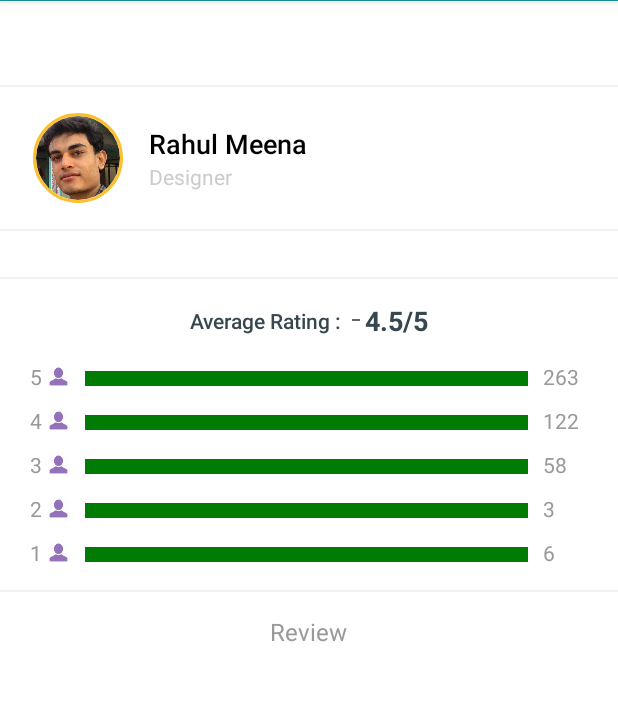
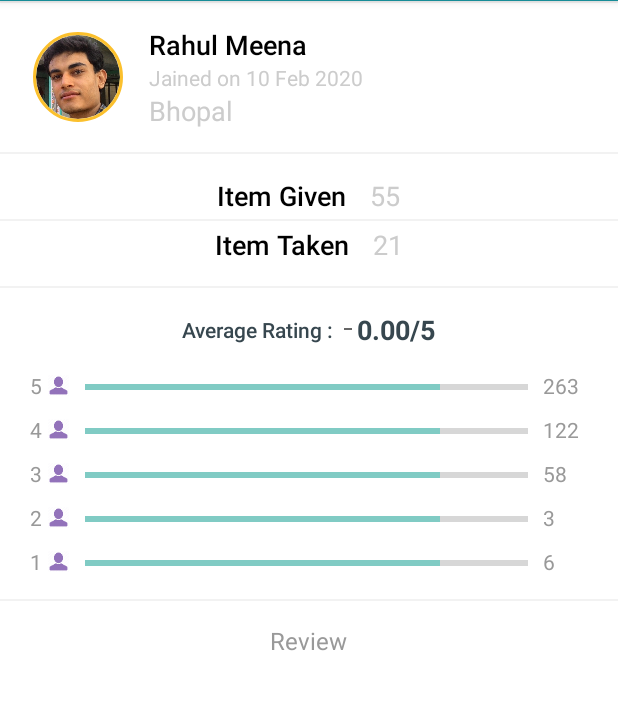
Before and after one commit to imok1948/GeemApp, an Android app: the ActivityShowUserProfile screen opened directly, with no data from a screen before it, on a phone screen of 412 x 824 dp, the part 83-793 px from its top. Run offline under Robolectric (Android 15) with nearby library versions, the phone set to English and light mode, and no system bars; our stand-ins replace Firebase (no records; nobody signed in at launch, a user with empty details on screens opened directly); libraries missing offline, so code that uses them is left out: com.mikhaellopez.circularimageview; plain views replace CircularImageView; pictures from the network do not load; Roboto replaces fonts that are not available here; 24 statements that could not run were skipped.

Commit message:
Added user profile with rating. But reviews left

```diff
--- a/app/src/main/java/com/example/geem/activities/ActivityShowUserProfile.java
+++ b/app/src/main/java/com/example/geem/activities/ActivityShowUserProfile.java
@@ -1,18 +1,168 @@
 package com.example.geem.activities;
 
+import androidx.annotation.NonNull;
 import androidx.appcompat.app.AppCompatActivity;
+import androidx.recyclerview.widget.RecyclerView;
 
 import android.os.Bundle;
+import android.util.Log;
+import android.widget.ProgressBar;
+import android.widget.TextView;
 
+import com.bumptech.glide.Glide;
 import com.example.geem.R;
+import com.example.geem.extra.TimeDetails;
+import com.example.geem.extra.Variables;
+import com.example.geem.fragments.browse.notifications.DummyTemplate;
+import com.google.android.gms.tasks.OnCompleteListener;
+import com.google.android.gms.tasks.Task;
+import com.google.firebase.firestore.DocumentSnapshot;
+import com.google.firebase.firestore.FirebaseFirestore;
+import com.mikhaellopez.circularimageview.CircularImageView;
+
+import java.util.List;
 
 public class ActivityShowUserProfile extends AppCompatActivity
 {
+
+ private static final String TAG = "ActivityShowUserProfile";
+
+ //Views
+ private CircularImageView image;
+ private TextView name, joiningDate, city, totalItemTaken, totalItemGiven, averageRating, oneStarCount, twoStarCount, threeStarCount, fourStarCount, fiveStarCount;
+ private ProgressBar oneStarRating, twoStarRating, threeStarRating, fourStarRating, fiveStarRating;
+ private RecyclerView recyclerView;
+
+
+ //Firebase
+ private static final String PROFILE_COLLECTION_NAME = "dummy_profiles_do_not_delete";
 
  @Override
  protected void onCreate(Bundle savedInstanceState)
  {
   super.onCreate(savedInstanceState);
   setContentView(R.layout.activity_show_user_profile);
+  init();
+
+  String userId = "Eaw3iPx39HUyNp1DlCsU7NLcUuL2";
+
+  if(getIntent().getStringExtra(Variables.OTHER_ID) != null)
+  {
+   userId = getIntent().getStringExtra(Variables.OTHER_ID);
+  }
+
+  initializeFirebase(userId);
+ }
+
+ private void initializeFirebase(String userId)
+ {
+  FirebaseFirestore.getInstance().collection(PROFILE_COLLECTION_NAME).document(userId).get().addOnCompleteListener(new OnCompleteListener<DocumentSnapshot>()
+  {
+   @Override
+   public void onComplete(@NonNull Task<DocumentSnapshot> task)
+   {
+
+    List<Float> givenRatings;
+    List<Integer> givenRatingTotal;
+
+    List<Float> takenRatings;
+    List<Integer> takenRatingTotal;
+
+
+    DummyTemplate template = task.getResult().toObject(DummyTemplate.class);
+
+    Glide.with(getApplicationContext()).load(template.getProfilePictureUrl()).placeholder(R.drawable.rahul_profile).error(R.drawable.ic_tab_profile).into(image);
+    name.setText(template.getName());
+    joiningDate.setText(new TimeDetails(template.getJoiningTime()).getDate());
+    city.setText(template.getCity());
+
+    totalItemGiven.setText(55 + "");
+    totalItemTaken.setText(21 + "");
+
+    /*
+    givenRatings = template.getGivenRatings();
+    takenRatings = template.getTakenRatings();
+
+    givenRatingTotal = template.getTotalGivenRatings();
+    takenRatingTotal = template.getTotalTakenRatings();
+    */
+
+
+    //Now considering only taken rating
+    float averageRatingTemp = 0;
+    for(float rating : template.getTakenRatings())
+    {
+     averageRatingTemp += rating;
+    }
+    averageRatingTemp /= 5;
+
+
+    int totalRater = 0;
+    for(int i : template.getTotalGivenRatings())
+    {
+     totalRater += i;
+    }
+
+    if(totalRater == 0)
+    {
+     totalRater = 1000000;
+    }
+
+
+    averageRating.setText(String.format("%.2f", averageRatingTemp));
+    oneStarRating.setProgress((int) ((template.getTakenRatings().get(0) / 5) * 100));
+    twoStarRating.setProgress((int) ((template.getTakenRatings().get(1) / 5) * 100));
+    threeStarRating.setProgress((int) ((template.getTakenRatings().get(2) / 5) * 100));
+    fourStarRating.setProgress((int) ((template.getTakenRatings().get(3) / 5) * 100));
+    fiveStarRating.setProgress((int) ((template.getTakenRatings().get(4) / 5) * 100));
+
+    Log.d(TAG, "onComplete: Taken 0 ==> " + template.getTakenRatings().get(0));
+    Log.d(TAG, "onComplete: Taken 1 ==> " + template.getTakenRatings().get(1));
+    Log.d(TAG, "onComplete: Taken 2 ==> " + template.getTakenRatings().get(2));
+
+    Log.d(TAG, "onComplete: Divided 0 ==> " + template.getTakenRatings().get(0) / totalRater);
+    Log.d(TAG, "onComplete: *100 0 ==> " + (template.getTakenRatings().get(0) / totalRater) * 100);
+    Log.d(TAG, "onComplete: *100 to int 0 ==> " + (int) ((template.getTakenRatings().get(0) / totalRater) * 100));
+
+
+    Log.d(TAG, "onComplete: Progree ==> " + oneStarRating.getProgress());
+    Log.d(TAG, "onComplete: 5==> " + (int) ((template.getTakenRatings().get(4) / totalRater) * 100));
+
+    oneStarCount.setText("" + template.getTotalTakenRatings().get(0));
+    twoStarCount.setText("" + template.getTotalTakenRatings().get(1));
+    threeStarCount.setText("" + template.getTotalTakenRatings().get(2));
+    fourStarCount.setText("" + template.getTotalTakenRatings().get(3));
+    fiveStarCount.setText("" + template.getTotalTakenRatings().get(4));
+
+   }
+  });
+
+ }
+
+ private void init()
+ {
+  image = findViewById(R.id.image);
+  name = findViewById(R.id.name);
+  joiningDate = findViewById(R.id.joining_date);
+  city = findViewById(R.id.city);
+  totalItemTaken = findViewById(R.id.total_item_taken);
+  totalItemGiven = findViewById(R.id.total_item_given);
+
+  averageRating = findViewById(R.id.average_rating);
+
+  oneStarCount = findViewById(R.id.one_star_count);
+  twoStarCount = findViewById(R.id.two_star_count);
+  threeStarCount = findViewById(R.id.three_star_count);
+  fourStarCount = findViewById(R.id.four_star_count);
+  fiveStarCount = findViewById(R.id.five_star_count);
+
+  oneStarRating = findViewById(R.id.one_star_rating);
+  twoStarRating = findViewById(R.id.two_star_rating);
+  threeStarRating = findViewById(R.id.three_star_rating);
+  fourStarRating = findViewById(R.id.four_star_rating);
+  fiveStarRating = findViewById(R.id.five_star_rating);
+
+  recyclerView = findViewById(R.id.recycler_view);
+
  }
 }
--- /dev/null
+++ b/app/src/main/java/com/example/geem/activities/AdapterUserReviews.java
@@ -0,0 +1,40 @@
+package com.example.geem.activities;
+
+import android.view.View;
+import android.view.ViewGroup;
+
+import androidx.annotation.NonNull;
+import androidx.recyclerview.widget.RecyclerView;
+
+public class AdapterUserReviews extends RecyclerView.Adapter
+{
+
+
+ @NonNull
+ @Override
+ public RecyclerView.ViewHolder onCreateViewHolder(@NonNull ViewGroup parent, int viewType)
+ {
+  return null;
+ }
+
+ @Override
+ public void onBindViewHolder(@NonNull RecyclerView.ViewHolder holder, int position)
+ {
+
+ }
+
+ @Override
+ public int getItemCount()
+ {
+  return 0;
+ }
+
+ class HolderUserReviews extends RecyclerView.ViewHolder
+ {
+
+  public HolderUserReviews(@NonNull View itemView)
+  {
+   super(itemView);
+  }
+ }
+}
--- /dev/null
+++ b/app/src/main/java/com/example/geem/activities/TemplateUserReview.java
@@ -0,0 +1,19 @@
+package com.example.geem.activities;
+
+public class TemplateUserReview
+{
+ private float rating;
+ private String name;
+ private String content;
+ private long timestamp;
+
+ public TemplateUserReview(float rating, String name, String content, long timestamp)
+ {
+  this.rating = rating;
+  this.name = name;
+  this.content = content;
+  this.timestamp = timestamp;
+ }
+
+
+}
--- a/app/src/main/java/com/example/geem/fragments/browse/messages/activity/MessageActivity.java
+++ b/app/src/main/java/com/example/geem/fragments/browse/messages/activity/MessageActivity.java
@@ -6,6 +6,7 @@ import androidx.appcompat.app.AppCompatActivity;
 import androidx.recyclerview.widget.LinearLayoutManager;
 import androidx.recyclerview.widget.RecyclerView;
 
+import android.content.Intent;
 import android.os.Bundle;
 import android.util.Log;
 import android.view.View;
@@ -16,6 +17,7 @@ import android.widget.Toast;
 
 import com.bumptech.glide.Glide;
 import com.example.geem.R;
+import com.example.geem.activities.ActivityShowUserProfile;
 import com.example.geem.extra.TimeDetails;
 import com.example.geem.extra.Variables;
 import com.example.geem.fragments.browse.messages.ChatPeople;
@@ -288,6 +290,17 @@ public class MessageActivity extends AppCompatActivity
     finish();
    }
   });
+
+  findViewById(R.id.name).setOnClickListener(new View.OnClickListener()
+  {
+   @Override
+   public void onClick(View view)
+   {
+    Intent intent = new Intent(getApplicationContext(), ActivityShowUserProfile.class);
+    intent.putExtra(Variables.OTHER_ID, OTHER_ID);
+    startActivity(intent);
+   }
+  });
  }
 
 
--- a/app/src/main/res/layout/activity_show_user_profile.xml
+++ b/app/src/main/res/layout/activity_show_user_profile.xml
@@ -11,15 +11,6 @@
     android:layout_width="match_parent"
     android:layout_height="wrap_content"
     android:orientation="vertical">
-
-    <androidx.appcompat.widget.Toolbar
-      android:id="@+id/toolbar"
-      android:layout_width="match_parent"
-      android:layout_height="?attr/actionBarSize"
-      android:background="@android:color/white"
-      app:contentInsetStartWithNavigation="0dp"
-      app:popupTheme="@style/ThemeOverlay.AppCompat.Light"
-      app:theme="@style/Toolbar.Light" />
 
     <View
       android:layout_width="match_parent"
@@ -63,6 +54,7 @@
           android:orientation="horizontal">
 
           <TextView
+            android:id="@+id/name"
             android:layout_width="wrap_content"
             android:layout_height="wrap_content"
             android:text="Rahul Meena"
@@ -74,15 +66,26 @@
         </LinearLayout>
 
         <TextView
+          android:id="@+id/joining_date"
           android:layout_width="wrap_content"
           android:layout_height="wrap_content"
-          android:text="Designer"
+          android:text="Jained on 10 Feb 2020"
           android:textAppearance="@style/TextAppearance.AppCompat.Small"
+          android:textColor="@color/grey_20" />
+
+
+        <TextView
+          android:id="@+id/city"
+          android:layout_width="wrap_content"
+          android:layout_height="wrap_content"
+          android:text="Bhopal"
+          android:textAppearance="@style/TextAppearance.AppCompat.Medium"
           android:textColor="@color/grey_20" />
 
       </LinearLayout>
 
     </LinearLayout>
+
 
     <View
       android:layout_width="match_parent"
@@ -91,6 +94,73 @@
       android:layout_marginBottom="@dimen/spacing_large"
       android:background="@color/grey_5" />
 
+
+    <LinearLayout
+      android:layout_width="match_parent"
+      android:layout_height="wrap_content"
+      android:gravity="center"
+      android:orientation="horizontal">
+
+      <TextView
+        android:layout_width="wrap_content"
+        android:layout_height="wrap_content"
+        android:text="Item Given"
+        android:textAppearance="@style/TextAppearance.AppCompat.Medium"
+        android:textColor="@android:color/black"
+        app:fontFamily="sans-serif-medium" />
+
+
+      <View
+        android:layout_width="16dp"
+        android:layout_height="wrap_content" />
+
+      <TextView
+        android:id="@+id/total_item_given"
+        android:layout_width="wrap_content"
+        android:layout_height="wrap_content"
+        android:text="254"
+        android:textAppearance="@style/TextAppearance.AppCompat.Medium"
+        android:textColor="@color/grey_20" />
+
+    </LinearLayout>
+
+
+    <View
+      android:layout_width="match_parent"
+      android:layout_height="1dp"
+      android:layout_marginTop="@dimen/spacing_small"
+      android:layout_marginBottom="@dimen/spacing_small"
+      android:background="@color/grey_5" />
+
+
+    <LinearLayout
+      android:layout_width="match_parent"
+      android:layout_height="wrap_content"
+      android:gravity="center"
+      android:orientation="horizontal">
+
+      <TextView
+        android:layout_width="wrap_content"
+        android:layout_height="wrap_content"
+        android:text="Item Taken"
+        android:textAppearance="@style/TextAppearance.AppCompat.Medium"
+        android:textColor="@android:color/black"
+        app:fontFamily="sans-serif-medium" />
+
+
+      <View
+        android:layout_width="16dp"
+        android:layout_height="wrap_content" />
+
+      <TextView
+        android:id="@+id/total_item_taken"
+        android:layout_width="wrap_content"
+        android:layout_height="wrap_content"
+        android:text="14"
+        android:textAppearance="@style/TextAppearance.AppCompat.Medium"
+        android:textColor="@color/grey_20" />
+
+    </LinearLayout>
 
     <View
       android:layout_width="match_parent"
@@ -129,9 +199,18 @@
           android:background="@color/grey_60" />
 
         <TextView
+          android:id="@+id/average_rating"
           android:layout_width="wrap_content"
           android:layout_height="wrap_content"
-          android:text="4.5/5"
+          android:text="4.5"
+          android:textAppearance="@style/TextAppearance.AppCompat.Medium"
+          android:textColor="@color/grey_80"
+          android:textStyle="bold" />
+
+        <TextView
+          android:layout_width="wrap_content"
+          android:layout_height="wrap_content"
+          android:text="/5"
           android:textAppearance="@style/TextAppearance.AppCompat.Medium"
           android:textColor="@color/grey_80"
           android:textStyle="bold" />
@@ -163,6 +242,7 @@
           app:tint="@color/purple_900" />
 
         <ProgressBar
+          android:id="@+id/one_star_rating"
           style="@style/Widget.AppCompat.ProgressBar.Horizontal"
           android:layout_width="0dp"
           android:layout_height="@dimen/spacing_middle"
@@ -172,10 +252,10 @@
           android:layout_weight="1"
           android:indeterminate="false"
           android:max="100"
-          android:progress="80"
-          android:progressDrawable="@drawable/rating_scale" />
+          android:progress="80" />
 
         <TextView
+          android:id="@+id/one_star_count"
           android:layout_width="0dp"
           android:layout_height="wrap_content"
           android:layout_weight="0.1"
@@ -210,6 +290,7 @@
           app:tint="@color/purple_900" />
 
         <ProgressBar
+          android:id="@+id/two_star_rating"
           style="@style/Widget.AppCompat.ProgressBar.Horizontal"
           android:layout_width="0dp"
           android:layout_height="@dimen/spacing_middle"
@@ -219,10 +300,10 @@
           android:layout_weight="1"
           android:indeterminate="false"
           android:max="100"
-          android:progress="80"
-          android:progressDrawable="@drawable/rating_scale" />
+          android:progress="80" />
 
         <TextView
+          android:id="@+id/two_star_count"
           android:layout_width="0dp"
           android:layout_height="wrap_content"
           android:layout_weight="0.1"
@@ -257,6 +338,7 @@
           app:tint="@color/purple_900" />
 
         <ProgressBar
+          android:id="@+id/three_star_rating"
           style="@style/Widget.AppCompat.ProgressBar.Horizontal"
           android:layout_width="0dp"
           android:layout_height="@dimen/spacing_middle"
@@ -266,10 +348,10 @@
           android:layout_weight="1"
           android:indeterminate="false"
           android:max="100"
-          android:progress="80"
-          android:progressDrawable="@drawable/rating_scale" />
+          android:progress="80" />
 
         <TextView
+          android:id="@+id/three_star_count"
           android:layout_width="0dp"
           android:layout_height="wrap_content"
           android:layout_weight="0.1"
@@ -304,6 +386,7 @@
           app:tint="@color/purple_900" />
 
         <ProgressBar
+          android:id="@+id/four_star_rating"
           style="@style/Widget.AppCompat.ProgressBar.Horizontal"
           android:layout_width="0dp"
           android:layout_height="@dimen/spacing_middle"
@@ -313,10 +396,10 @@
           android:layout_weight="1"
           android:indeterminate="false"
           android:max="100"
-          android:progress="80"
-          android:progressDrawable="@drawable/rating_scale" />
+          android:progress="80" />
 
         <TextView
+          android:id="@+id/four_star_count"
           android:layout_width="0dp"
           android:layout_height="wrap_content"
           android:layout_weight="0.1"
@@ -351,6 +434,7 @@
           app:tint="@color/purple_900" />
 
         <ProgressBar
+          android:id="@+id/five_star_rating"
           style="@style/Widget.AppCompat.ProgressBar.Horizontal"
           android:layout_width="0dp"
           android:layout_height="@dimen/spacing_middle"
@@ -360,10 +444,10 @@
           android:layout_weight="1"
           android:indeterminate="false"
           android:max="100"
-          android:progress="80"
-          android:progressDrawable="@drawable/rating_scale" />
+          android:progress="80" />
 
         <TextView
+          android:id="@+id/five_star_count"
           android:layout_width="0dp"
           android:layout_height="wrap_content"
           android:layout_weight="0.1"
```
Also changed, not shown: app/src/main/AndroidManifest.xml (+5 -4 lines).
